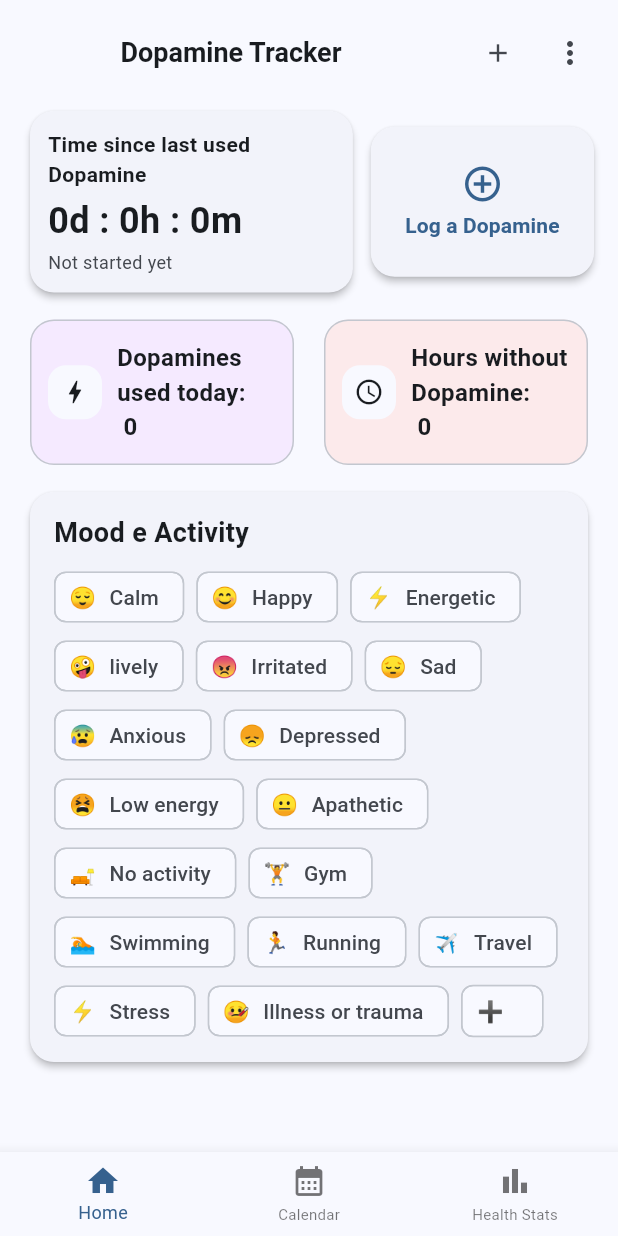
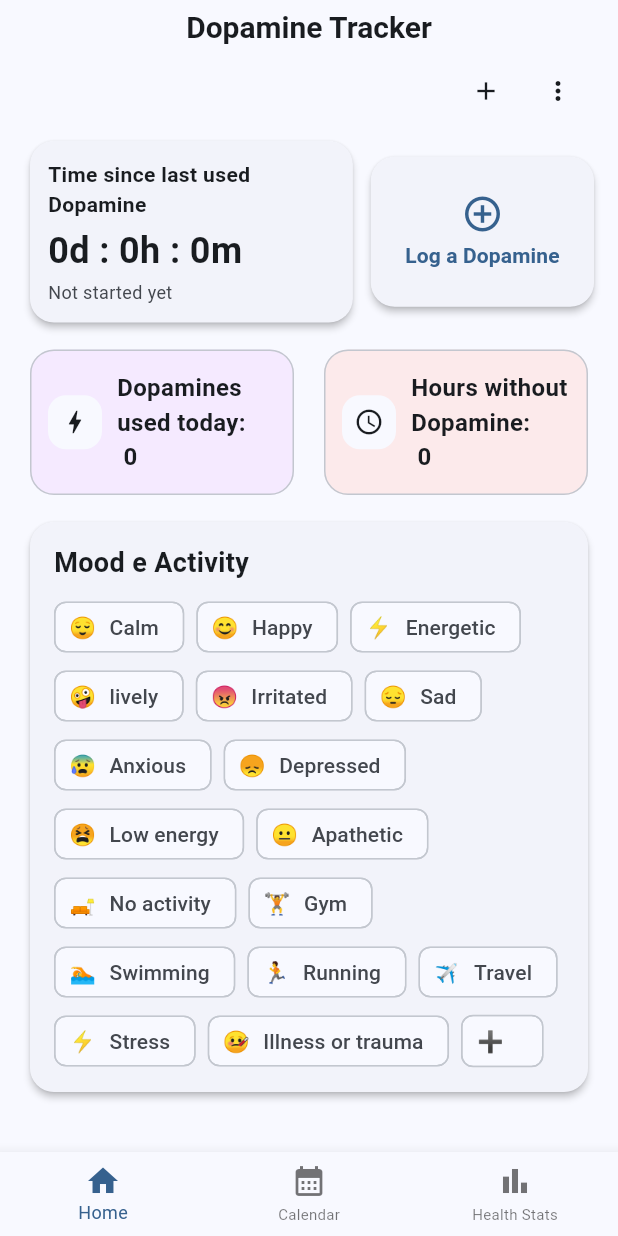
Before and after one commit to Buon-Omba/DopamineTracker, a Flutter app: the MainScreen screen opened directly with empty values, on a phone screen of 412 x 824 dp. Run offline on Flutter 3.47's test engine with Material 3 defaults, Android fonts, the phone set to English and light mode, and no system bars; drawn by our look-alikes of dynamic_color; our stand-ins replace file_picker, qr_flutter, share_plus, shared_preferences, table_calendar; missing offline and left inert: health; accounts and stored records are empty.

Commit message:
style: refactor MainScreen AppBar layout and styling
- Increased `AppBar` height from 70 to 90 and enabled `centerTitle`.
- Restructured the `AppBar` title to include both the addiction selector and action buttons (Add, Menu) in a single row for a more compact layout.
- Updated the "Dopamine Tracker" title font size and added vertical spacing for better visual hierarchy.
- Set `scrolledUnderElevation` to 0 and explicitly defined the background color using the theme's surface color.
- Refined the addiction dropdown styling with theme-aware colors and improved font weights.
- Removed the `actions` property from `AppBar`, moving the icons directly into the title's layout row.

```diff
--- a/lib/screens/main_screen.dart
+++ b/lib/screens/main_screen.dart
@@ -5,7 +5,7 @@ import 'stats_screen.dart';
 import 'config_screen.dart';
 import 'about_screen.dart';
 import '../services/smoke_log_service.dart';
-import '../widget_provider.dart';
+//import '../widget_provider.dart';
 import 'package:dopamine_tracker/l10n/app_localizations.dart';
 
 class MainScreen extends StatefulWidget {
@@ -135,36 +135,34 @@ class _MainScreenState extends State<MainScreen> with WidgetsBindingObserver {
     return Scaffold(
       appBar: AppBar(
         automaticallyImplyLeading: false,
-        toolbarHeight: 70,
+        toolbarHeight: 90,
+        centerTitle: true,
+        scrolledUnderElevation: 0,
+        backgroundColor: Theme.of(context).colorScheme.surface,
         title: Column(
-            mainAxisSize: MainAxisSize.min,
           children: [
-              //SizedBox(width:20),
-              // Top row: Title centered
-             // Center(
-                //child:
             const Text(
               'Dopamine Tracker',
-                  style: TextStyle(fontSize: 18, fontWeight: FontWeight.bold),
+              style: TextStyle(fontSize: 20, fontWeight: FontWeight.bold),
             ),
-              //),
-              // Bottom row: Addiction Selector and Add Button
+            const SizedBox(height: 6),
             Row(
-                mainAxisAlignment: MainAxisAlignment.start,
+              mainAxisAlignment: MainAxisAlignment.spaceBetween,
               children: [
                 if (_addictions.isNotEmpty)
-                    SizedBox(
-                      width: 90,
-                      child: DropdownButtonHideUnderline(
+                  DropdownButtonHideUnderline(
                     child: DropdownButton<Addiction>(
                       value: _selectedAddiction,
-                          isExpanded: true,
                       icon: const Icon(Icons.keyboard_arrow_down, size: 20),
+                      style: TextStyle(
+                        fontSize: 16,
+                        color: Theme.of(context).colorScheme.onSurface,
+                        fontWeight: FontWeight.w500,
+                      ),
                       items: _addictions
                           .map((a) => DropdownMenuItem(
                                 value: a,
-                                    child: Text(a.name,
-                                        style: const TextStyle(fontSize: 16)),
+                                child: Text(a.name),
                               ))
                           .toList(),
                       onChanged: (val) {
@@ -173,33 +171,32 @@ class _MainScreenState extends State<MainScreen> with WidgetsBindingObserver {
                         });
                       },
                     ),
-                      ),
                   )
                 else
-                    const SizedBox(width: 90),
-                ],
-              ),
-            ],
-          ),
-        actions: [
+                  const SizedBox(),
+                Row(
+                  mainAxisSize: MainAxisSize.min,
+                  children: [
                     IconButton(
                       icon: const Icon(Icons.add, size: 20),
                       onPressed: _showAddAddictionDialog,
                       tooltip: "Aggiungi dipendenza",
-            padding: EdgeInsets.zero,
-            constraints: const BoxConstraints(),
                     ),
                     PopupMenuButton<String>(
+                      iconSize: 20,
                       onSelected: (value) {
                         if (value == 'config') {
                           Navigator.push(
                             context,
-                  MaterialPageRoute(builder: (context) => ConfigScreen(setThemeMode: widget.setThemeMode)),
+                            MaterialPageRoute(
+                                builder: (context) => ConfigScreen(
+                                    setThemeMode: widget.setThemeMode)),
                           ).then((_) => _loadAddictions());
                         } else if (value == 'about') {
                           Navigator.push(
                             context,
-                  MaterialPageRoute(builder: (context) => const AboutScreen()),
+                            MaterialPageRoute(
+                                builder: (context) => const AboutScreen()),
                           );
                         }
                       },
@@ -214,8 +211,12 @@ class _MainScreenState extends State<MainScreen> with WidgetsBindingObserver {
                         ),
                       ],
                     ),
-          const SizedBox(width: 8),
                   ],
+                ),
+              ],
+            ),
+          ],
+        ),
       ),
       body: IndexedStack(
         index: _currentIndex,
```
Lines whose indentation alone changed are shown as unchanged.
